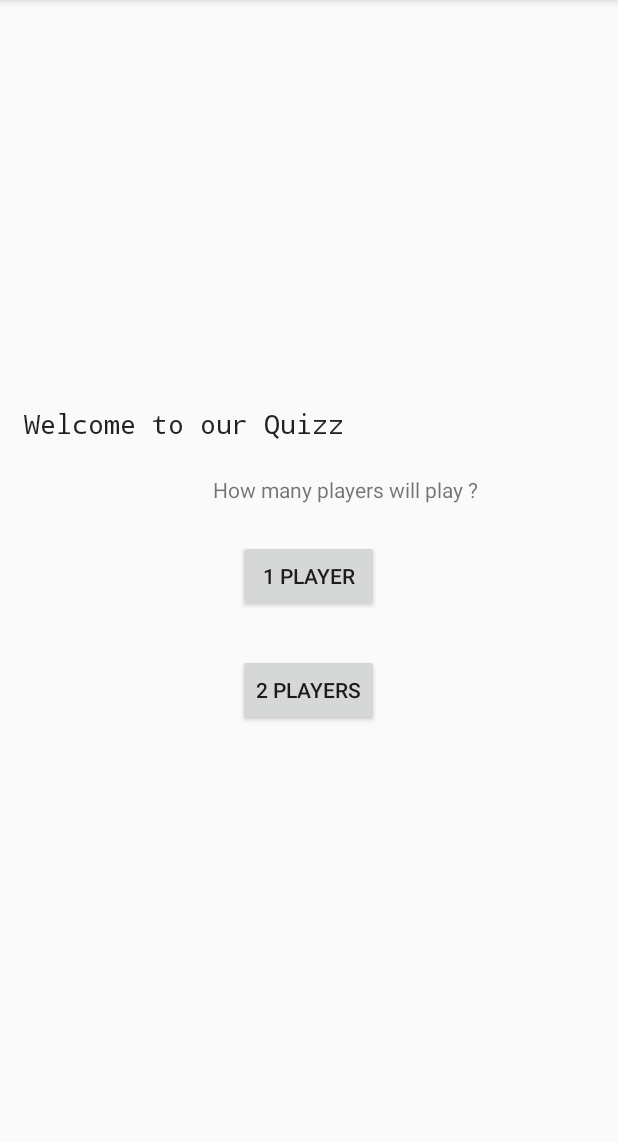
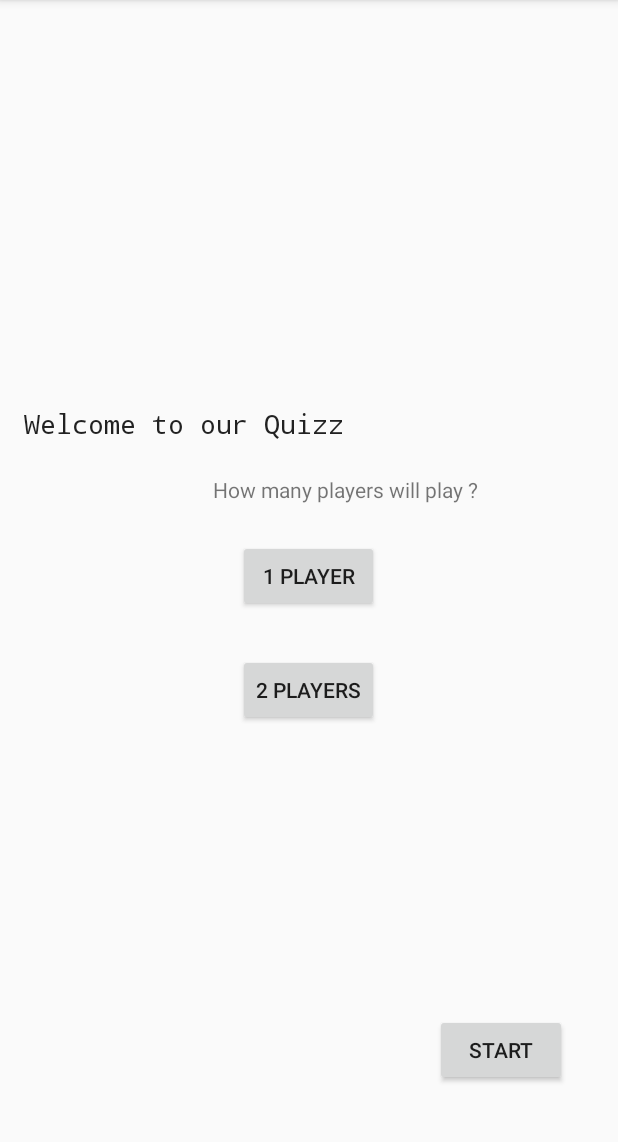
Before and after one commit to nicolassabatier/QuizzApplication, an Android app: the screen it shows after launch (MainActivity), on a phone screen of 412 x 824 dp, the part 84-1226 px from its top. Run offline under Robolectric (Android 15) with nearby library versions, the phone set to English and light mode, and no system bars.

Commit message:
Class for each country Method that create list of random flag Layout for list of flag Change drawable resource to lower case without space New Button on mainactivity that changes layout and activity

```diff
--- a/app/src/main/java/com/example/nicolassabatier/quizzapplication/MainActivity.java
+++ b/app/src/main/java/com/example/nicolassabatier/quizzapplication/MainActivity.java
@@ -1,5 +1,6 @@
 package com.example.nicolassabatier.quizzapplication;
 
+import android.content.Intent;
 import android.support.v7.app.AppCompatActivity;
 import android.os.Bundle;
 import android.view.View;
@@ -10,21 +11,7 @@ public class MainActivity extends AppCompatActivity {
     private Button mOnePlayer;
     private Button mTwoPlayer;
 
-//    private ImageButton mCountry1;
-//    private ImageButton mCountry2;
-//    private ImageButton mCountry3;
 
-//    private Country[] mCountryBank = new Country[] {
-//            new Country(R.drawable.asean, "ASEAN"),
-//            new Country(R.drawable.afghanistan, "Afghanistan"),
-//            new Country(R.drawable.albania, "Albania"),
-//            new Country(R.drawable.bahamas, "Bahamas"),
-//            new Country(R.drawable.bangladesh, "Bangladesh"),
-//            new Country(R.drawable.cambodja, "Cambodja"),
-//            new Country(R.drawable.vanutau, "Vanutau"),
-//    };
-
-//    ListOfQuestion mListOfQuestion = new ListOfQuestion(mCountryBank);
 
     @Override
     protected void onCreate(Bundle savedInstanceState) {
@@ -39,13 +26,12 @@ public class MainActivity extends AppCompatActivity {
         });
         mTwoPlayer = (Button) findViewById(R.id.twoPlayer);
 
-//        setContentView(R.layout.listofquestion);
-//        mCountry1 = (ImageButton) findViewById(R.id.question_1);
-//        mCountry2 = (ImageButton) findViewById(R.id.question_2);
-//        mCountry1.setImageResource(mListOfQuestion.getQuestionFlag(0));
-//        mCountry2.setImageResource(mListOfQuestion.getQuestionFlag(1));
-//        mCountry3 = (ImageButton) findViewById(R.id.test);
-//        mCountry3.setImageResource(R.drawable.afghanistan);
+    }
+
+    public void sendMessage(View view)
+    {
+        Intent intent = new Intent(this, QuestionListActivity.class);
+        startActivity(intent);
     }
 
 }
--- a/app/src/main/res/layout/activity_main.xml
+++ b/app/src/main/res/layout/activity_main.xml
@@ -57,4 +57,17 @@
         android:layout_alignParentLeft="true"
         android:layout_alignParentStart="true" />
 
+    <Button
+        android:text="START"
+        android:layout_width="wrap_content"
+        android:layout_height="wrap_content"
+        android:layout_alignParentBottom="true"
+        android:layout_alignParentRight="true"
+        android:layout_alignParentEnd="true"
+        android:layout_marginRight="18dp"
+        android:layout_marginEnd="18dp"
+        android:layout_marginBottom="28dp"
+        android:onClick="sendMessage"
+        android:id="@+id/button_start"/>
+
 </RelativeLayout>
--- a/app/src/main/res/layout/listofquestion.xml
+++ b/app/src/main/res/layout/listofquestion.xml
@@ -6,18 +6,18 @@
 
     <ImageButton
         android:id="@+id/question_1"
-        android:layout_width="match_parent"
+        android:layout_width="wrap_content"
         android:layout_height="wrap_content"
         />
 
     <ImageButton
         android:id="@+id/question_2"
-        android:layout_width="match_parent"
+        android:layout_width="wrap_content"
         android:layout_height="wrap_content"
         />
 
     <ImageButton
-        android:layout_width="match_parent"
+        android:layout_width="wrap_content"
         android:layout_height="wrap_content"
         android:id="@+id/test"/>
 
--- a/app/src/main/res/values/strings.xml
+++ b/app/src/main/res/values/strings.xml
@@ -1,3 +1,3 @@
 <resources>
     <string name="app_name">Quizz Application</string>
-    </resources>
+</resources>
```
Also changed, not shown: app/src/main/AndroidManifest.xml (+5 -3 lines), app/src/main/java/com/example/nicolassabatier/quizzapplication/QuestionListActivity.java (added, +39 -0 lines).
